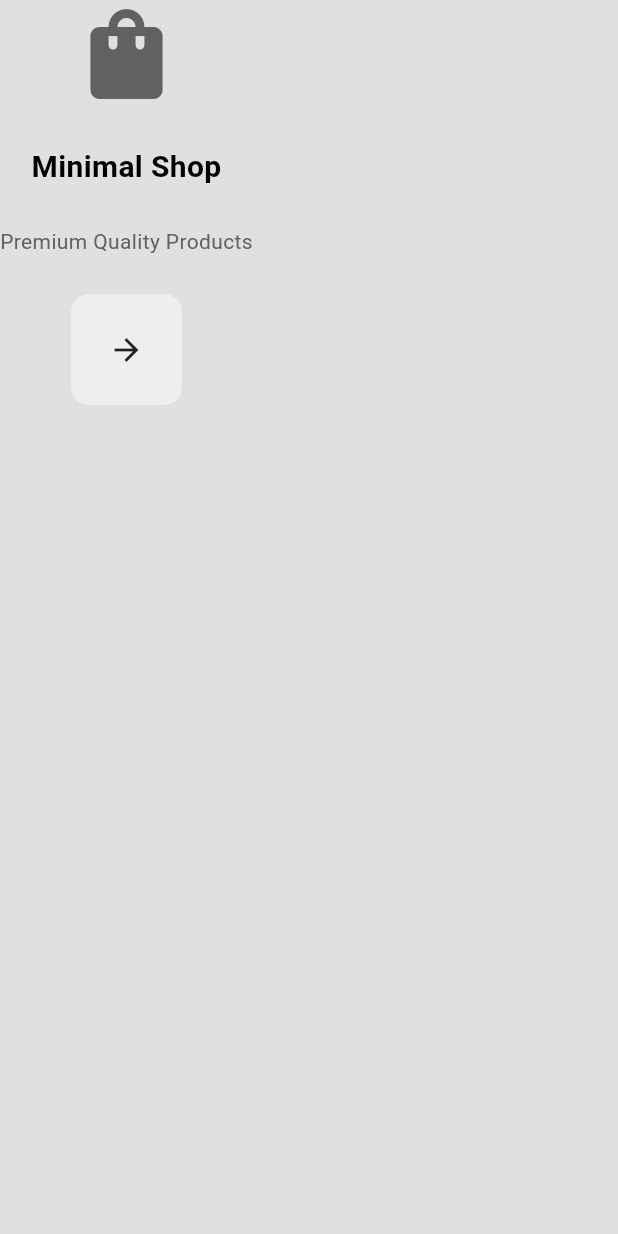
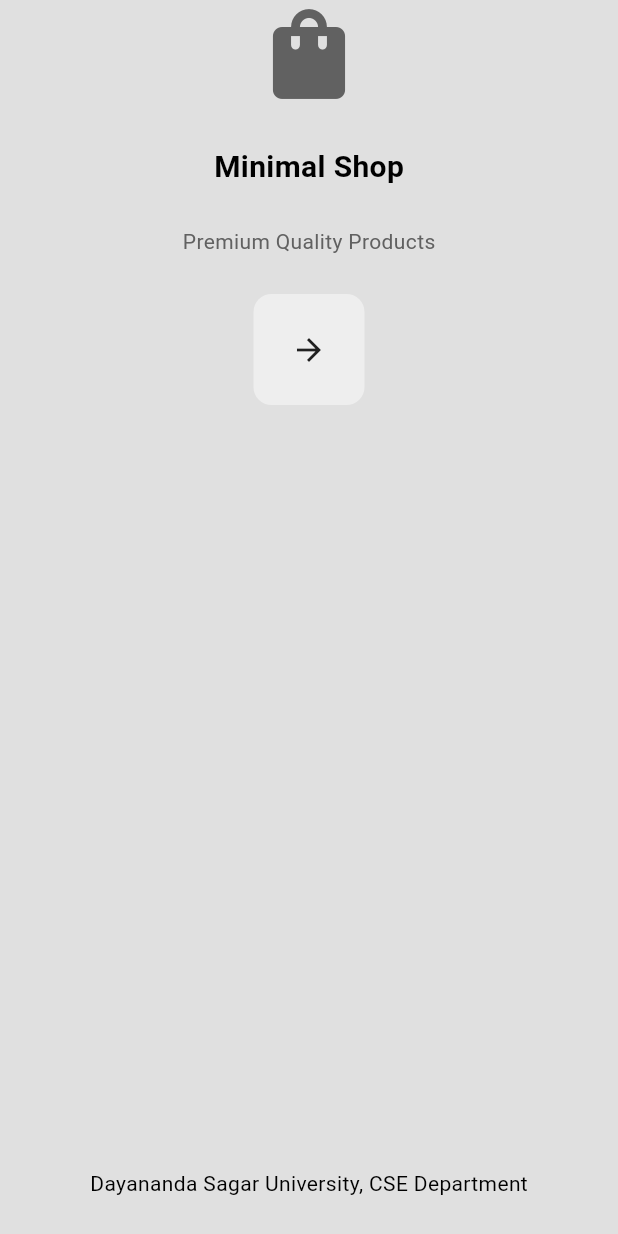
Before and after one commit to PavanBhat007/E-Commerce-App, a Flutter app: the screen it shows after launch, on a phone screen of 412 x 824 dp. Run offline on Flutter 3.47's test engine with Material 3 defaults, Android fonts, the phone set to English and light mode, and no system bars.

Commit message:
added college name at the bottom of intro page

```diff
--- a/e_commerce_app/lib/pages/intro_page.dart
+++ b/e_commerce_app/lib/pages/intro_page.dart
@@ -9,8 +9,11 @@ class IntroPage extends StatelessWidget {
     return Scaffold(
       backgroundColor: Theme.of(context).colorScheme.background,
       body: Column(
+        mainAxisAlignment: MainAxisAlignment.spaceBetween,
         children: [
           // LOGO
+          Column(
+            children: [
               Icon(
                 Icons.shopping_bag,
                 size: 72,
@@ -44,7 +47,19 @@ class IntroPage extends StatelessWidget {
               MyButton(
                 onTap: () => Navigator.pushNamed(context, '/shop_page'),
                 child: const Icon(Icons.arrow_forward),
-          )
+              ),
+            ],
+          ),
+
+          // FOOTER
+          const Padding(
+            padding: EdgeInsets.only(bottom: 25.0),
+            child: Center(
+              child: Text(
+                "Dayananda Sagar University, CSE Department"
+              ),
+            ),
+          ),
         ],
       ),
     );
```
Lines whose indentation alone changed are shown as unchanged.
